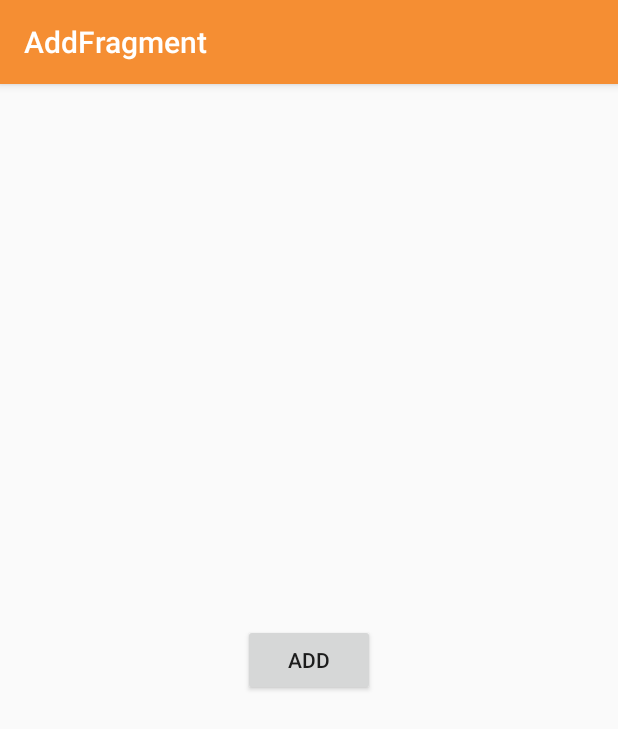
After one commit to ChestnutPlus/CodeSnippet, an Android app: the AddFragmentActivity screen opened directly, with no data from a screen before it, on a phone screen of 412 x 824 dp. The commit adds this screen. Shown: the top 729 px of the screen. Run offline under Robolectric (Android 15) with nearby library versions, the phone set to English and light mode, and no system bars.

Commit message:
Feat: 增加Add方式添加Fragment示例，未完成

```diff
--- a/app/src/main/AndroidManifest.xml
+++ b/app/src/main/AndroidManifest.xml
@@ -6,7 +6,7 @@
         android:icon="@mipmap/ic_launcher"
         android:label="@string/app_name"
         android:theme="@style/AppTheme">
-        <activity android:name=".ui.fragmentLazyLoad.FragmentLazyLoadActivity"></activity>
+        <activity android:name=".ui.fragmentLazyLoad.FragmentLazyLoadActivity" />
         <activity android:name=".MainActivity">
             <intent-filter>
                 <action android:name="android.intent.action.MAIN" />
@@ -14,6 +14,7 @@
                 <category android:name="android.intent.category.LAUNCHER" />
             </intent-filter>
         </activity>
+        <activity android:name=".ui.hideShow.AddFragmentActivity"></activity>
     </application>
 
 </manifest>
--- a/app/src/main/java/x/chestnut/code/snippet/MainActivity.java
+++ b/app/src/main/java/x/chestnut/code/snippet/MainActivity.java
@@ -8,6 +8,7 @@ import com.google.android.flexbox.FlexboxLayout;
 
 import x.chestnut.code.snippet.base.BaseActivity;
 import x.chestnut.code.snippet.ui.fragmentLazyLoad.FragmentLazyLoadActivity;
+import x.chestnut.code.snippet.ui.hideShow.AddFragmentActivity;
 import x.chestnut.code.snippet.utils.ConvertUtils;
 
 public class MainActivity extends BaseActivity {
@@ -38,6 +39,7 @@ public class MainActivity extends BaseActivity {
 
     @Override
     public void lazyLoadViewAfterOnResume() {
-        addView("FragmentLazyLoad", view -> startActivity(FragmentLazyLoadActivity.class));
+        addView("ViewPagerFragmentLazyLoad", view -> startActivity(FragmentLazyLoadActivity.class));
+        addView("AddFragment", view -> startActivity(AddFragmentActivity.class));
     }
 }
--- /dev/null
+++ b/app/src/main/java/x/chestnut/code/snippet/ui/hideShow/AddFragmentActivity.java
@@ -0,0 +1,28 @@
+package x.chestnut.code.snippet.ui.hideShow;
+
+import android.support.v4.app.FragmentManager;
+import android.support.v4.app.FragmentTransaction;
+
+import x.chestnut.code.snippet.R;
+import x.chestnut.code.snippet.base.BaseActivity;
+import x.chestnut.code.snippet.ui.fragmentLazyLoad.BlankFragment;
+
+public class AddFragmentActivity extends BaseActivity {
+
+    @Override
+    public int getLayoutId() {
+        setTitle("AddFragment");
+        return R.layout.activity_add_fragment;
+    }
+
+    @Override
+    public void lazyLoadViewAfterOnResume() {
+        findViewById(R.id.btn_add).setOnClickListener(view -> {
+            FragmentManager fm = getSupportFragmentManager();
+            FragmentTransaction tx = fm.beginTransaction();
+            tx.add(R.id.frame_layout,BlankFragment.newInstance(String.valueOf(System.currentTimeMillis())) ,"ONE");
+            tx.addToBackStack(null);
+            tx.commit();
+        });
+    }
+}
--- /dev/null
+++ b/app/src/main/res/layout/activity_add_fragment.xml
@@ -0,0 +1,16 @@
+<?xml version="1.0" encoding="utf-8"?>
+<FrameLayout xmlns:android="http://schemas.android.com/apk/res/android"
+    xmlns:app="http://schemas.android.com/apk/res-auto"
+    xmlns:tools="http://schemas.android.com/tools"
+    android:id="@+id/frame_layout"
+    android:layout_width="match_parent"
+    android:layout_height="match_parent"
+    tools:context="x.chestnut.code.snippet.ui.hideShow.AddFragmentActivity">
+
+    <Button
+        android:id="@+id/btn_add"
+        android:text="add"
+        android:layout_gravity="center"
+        android:layout_width="wrap_content"
+        android:layout_height="wrap_content" />
+</FrameLayout>
```
Also changed, not shown: app/src/main/java/x/chestnut/code/snippet/ui/fragmentLazyLoad/BlankFragment.java (+13 -2 lines), app/src/main/java/x/chestnut/code/snippet/ui/fragmentLazyLoad/LazyLoadFragment.java (+15 -3 lines).
